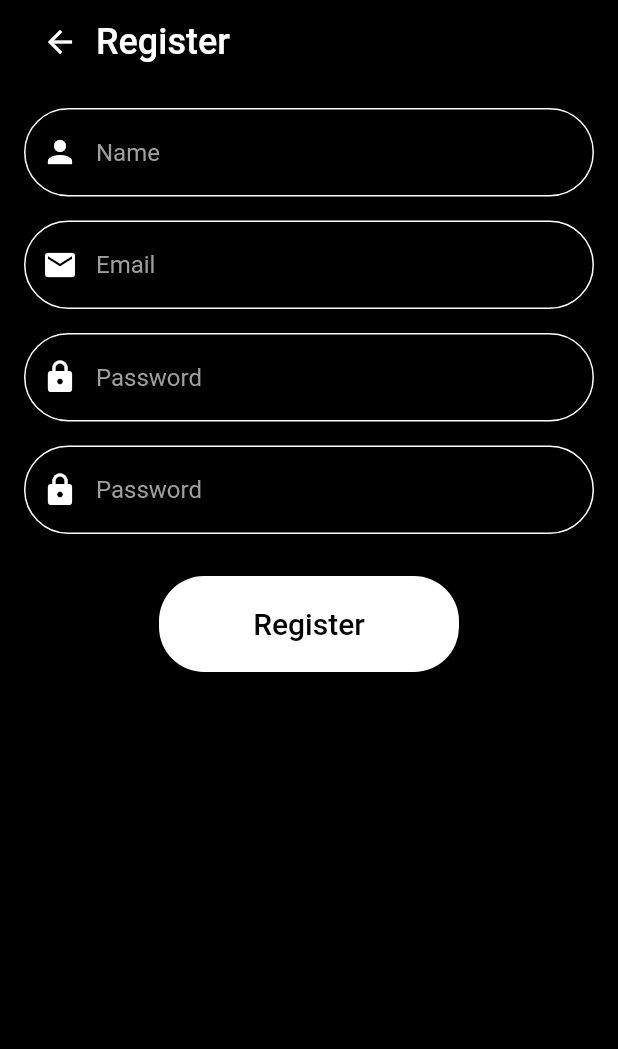
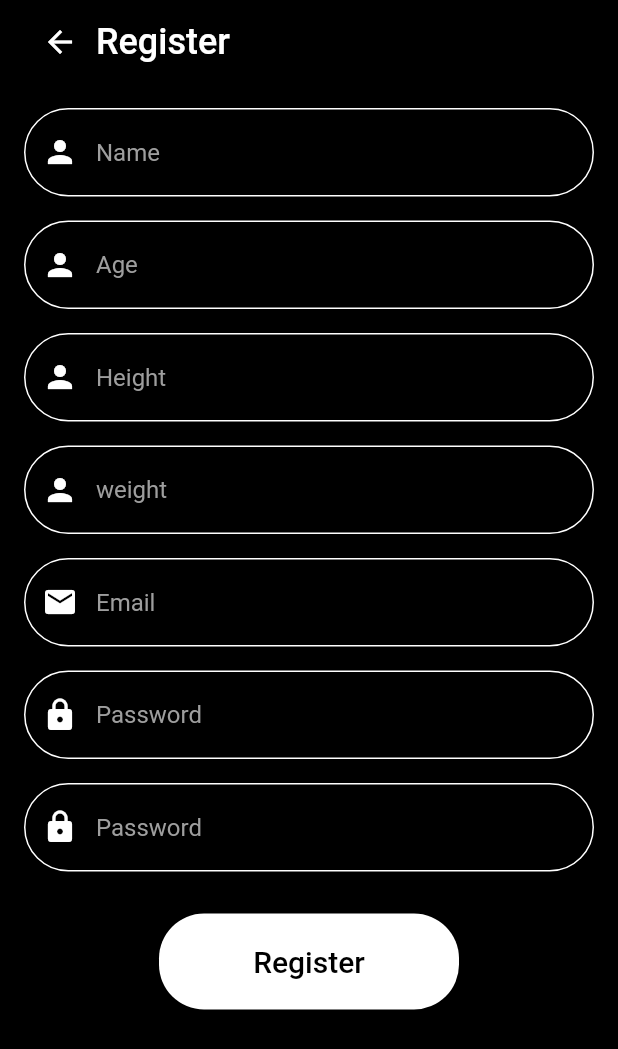
Before and after one commit to mrfrkkan13/calory-tracker, a Flutter app: the screen it shows after launch, after a tap on "Don't you have any accounts yet?", on a phone screen of 412 x 824 dp. Shown: the top 1049 px of the screen. Run offline on Flutter 3.47's test engine with Material 2 defaults, Android fonts, the phone set to English and light mode, and no system bars; our stand-ins replace animated_splash_screen, lottie; network calls fail; project files that could hold a hidden picture were left out.

Commit message:
first commit

```diff
--- a/lib/components/login_components/login_body.dart
+++ b/lib/components/login_components/login_body.dart
@@ -1,6 +1,9 @@
 import 'package:calori_app/components/textfield_component.dart';
+import 'package:calori_app/models/usermodel.dart';
 import 'package:calori_app/views/register/register_page.dart';
 import 'package:flutter/material.dart';
+
+import '../../view_models/services/services.dart';
 
 class LoginBody extends StatefulWidget {
   const LoginBody({Key? key}) : super(key: key);
@@ -11,6 +14,7 @@ class LoginBody extends StatefulWidget {
 
 class _LoginBodyState extends State<LoginBody> {
   TextEditingController _emailController = TextEditingController();
+  TextEditingController _passwordController = TextEditingController();
 
   @override
   Widget build(BuildContext context) {
@@ -43,7 +47,7 @@ class _LoginBodyState extends State<LoginBody> {
                         obsecure: false),
                   ),
                   TextFieldComponent(
-                      textEditingController: _emailController,
+                      textEditingController: _passwordController,
                       hintText: "Password",
                       ico: Icon(Icons.lock),
                       obsecure: true),
@@ -52,7 +56,22 @@ class _LoginBodyState extends State<LoginBody> {
                     child: SizedBox(
                       width: 100,
                       child: ElevatedButton(
-                          onPressed: () {},
+                          onPressed: () {
+
+
+                            UserModel logUser = UserModel(email: _emailController.text, password: _passwordController.text);
+                            Services service = Services();
+
+                            service.signIn(logUser);
+
+
+
+
+
+
+
+
+                          },
                           style: ElevatedButton.styleFrom(
                               backgroundColor: Colors.black),
                           child: Text("Login",
--- a/lib/components/register/register_textform.dart
+++ b/lib/components/register/register_textform.dart
@@ -1,12 +1,15 @@
+import 'dart:developer';
 import 'dart:io';
 
-import 'package:calori_app/services/services.dart';
+import 'package:calori_app/models/usermodel_realtime.dart';
+import 'package:calori_app/view_models/providers/user_provider.dart';
 import 'package:flutter/material.dart';
 import 'package:flutter/src/widgets/framework.dart';
 import 'package:flutter/src/widgets/placeholder.dart';
 import 'package:lottie/lottie.dart';
-
+import 'package:provider/provider.dart';
 import '../../models/usermodel.dart';
+import '../../view_models/services/services.dart';
 
 class RegisterPageTextForm extends StatefulWidget {
   const RegisterPageTextForm({super.key});
@@ -20,6 +23,9 @@ class _RegisterPageTextFormState extends State<RegisterPageTextForm> {
   late TextEditingController usernameController;
   late TextEditingController passwordController;
   late TextEditingController passwordConfirmController;
+  late TextEditingController heightController;
+  late TextEditingController weightController;
+  late TextEditingController ageController;
 
   @override
   void initState() {
@@ -28,6 +34,9 @@ class _RegisterPageTextFormState extends State<RegisterPageTextForm> {
     passwordController = TextEditingController();
     emailController = TextEditingController();
     passwordConfirmController = TextEditingController();
+    heightController = TextEditingController();
+    weightController = TextEditingController();
+    ageController = TextEditingController();
   }
 
   @override
@@ -51,6 +60,18 @@ class _RegisterPageTextFormState extends State<RegisterPageTextForm> {
                 ),
                 Padding(
                   padding: const EdgeInsets.all(8.0),
+                  child: _textfieldAge(ageController),
+                ),
+                Padding(
+                  padding: const EdgeInsets.all(8.0),
+                  child: _textfieldHeight(heightController),
+                ),
+                Padding(
+                  padding: const EdgeInsets.all(8.0),
+                  child: _textfieldWeight(weightController),
+                ),
+                Padding(
+                  padding: const EdgeInsets.all(8.0),
                   child: _textfieldMail(emailController),
                 ),
                 Padding(
@@ -63,16 +84,30 @@ class _RegisterPageTextFormState extends State<RegisterPageTextForm> {
                 ),
                 Padding(
                   padding: const EdgeInsets.all(8.0),
-                  child: _costumRegisterButton(() {
-                    // UserModel newUser = UserModel(
-                        // email: emailController.text,
-                        // name: usernameController.text,
-                       // password: passwordController.text
-                        // );
+                  child: _costumRegisterButton(() async{
 
-                    Services service = Services();
-                    service.postUser(emailController.text, passwordConfirmController.text);
+
+                   await Provider.of<UserProvider>(context,listen: false).postUser(emailController.text, passwordController.text);
+
+
+                   UserModelRT newUserRT = UserModelRT(name:usernameController.text, email: emailController.text, weight: weightController.text, height: heightController.text, age: ageController.text);
+                    Provider.of<UserProvider>(context, listen: false).postUserRT(newUserRT);
+
+
+
+
+
+
+
+
+
+                    //Services service = Services();
+                    //service.postUser(newUser, ageController.text, heightController.text,weightController.text);
+
                   }),
+                ),
+                Padding(
+                  padding: const EdgeInsets.all(8.0),
                 ),
               ],
             ),
@@ -144,6 +179,66 @@ class _RegisterPageTextFormState extends State<RegisterPageTextForm> {
     );
   }
 
+  Widget _textfieldHeight(TextEditingController controller) {
+    return TextField(
+      controller: controller,
+      style: TextStyle(color: Colors.white),
+      decoration: InputDecoration(
+          hintText: "Height",
+          hintStyle: TextStyle(color: Colors.grey),
+          prefixIcon: Icon(Icons.person),
+          prefixIconColor: Colors.white,
+          enabledBorder: OutlineInputBorder(
+            borderSide: BorderSide(color: Colors.white),
+            borderRadius: BorderRadius.circular(30),
+          ),
+          focusedBorder: OutlineInputBorder(
+            borderRadius: BorderRadius.circular(30),
+            borderSide: BorderSide(width: 3, color: Colors.purple),
+          )),
+    );
+  }
+
+  Widget _textfieldWeight(TextEditingController controller) {
+    return TextField(
+      controller: controller,
+      style: TextStyle(color: Colors.white),
+      decoration: InputDecoration(
+          hintText: "weight",
+          hintStyle: TextStyle(color: Colors.grey),
+          prefixIcon: Icon(Icons.person),
+          prefixIconColor: Colors.white,
+          enabledBorder: OutlineInputBorder(
+            borderSide: BorderSide(color: Colors.white),
+            borderRadius: BorderRadius.circular(30),
+          ),
+          focusedBorder: OutlineInputBorder(
+            borderRadius: BorderRadius.circular(30),
+            borderSide: BorderSide(width: 3, color: Colors.purple),
+          )),
+    );
+  }
+
+  Widget _textfieldAge(TextEditingController controller) {
+    return TextField(
+      controller: controller,
+      style: TextStyle(color: Colors.white),
+      decoration: InputDecoration(
+          hintText: "Age",
+          hintStyle: TextStyle(color: Colors.grey),
+          prefixIcon: Icon(Icons.person),
+          prefixIconColor: Colors.white,
+          enabledBorder: OutlineInputBorder(
+            borderSide: BorderSide(color: Colors.white),
+            borderRadius: BorderRadius.circular(30),
+          ),
+          focusedBorder: OutlineInputBorder(
+            borderRadius: BorderRadius.circular(30),
+            borderSide: BorderSide(width: 3, color: Colors.purple),
+          )),
+    );
+  }
+
   Widget _textfieldMail(TextEditingController controller) {
     return TextField(
       controller: controller,
--- a/lib/main.dart
+++ b/lib/main.dart
@@ -1,6 +1,7 @@
 import 'package:calori_app/splash_screen.dart';
+import '/view_models/providers/user_provider.dart';
 import 'package:flutter/material.dart';
-
+import 'package:provider/provider.dart';
 void main() {
   WidgetsFlutterBinding.ensureInitialized();
 
@@ -12,13 +13,18 @@ class MyApp extends StatelessWidget {
 
   @override
   Widget build(BuildContext context) {
-    return MaterialApp(
-      debugShowCheckedModeBanner: false,
-      title: 'Flutter Demo',
-      theme: ThemeData(
-        primarySwatch: Colors.teal,
+    return MultiProvider(
+      providers: [ListenableProvider<UserProvider>(create: (_) => UserProvider()),
+      ],
+
+      child: MaterialApp(
+        debugShowCheckedModeBanner: false,
+        title: 'Flutter Demo',
+        theme: ThemeData(
+          primarySwatch: Colors.teal,
+        ),
+        home: SplashScreen(),
       ),
-      home: SplashScreen(),
     );
   }
 }
--- a/lib/models/usermodel.dart
+++ b/lib/models/usermodel.dart
@@ -2,16 +2,16 @@ class UserModel {
   String? id;
   String? name;
   String? email;
-  //String? password;
+  String? password;
 
-  UserModel({this.id, this.name, required this.email});
+  UserModel({this.id, this.name, required this.email, required this.password});
 
   factory UserModel.fromJson(Map<String, dynamic> json) {
     return UserModel(
         id: json['id'],
         name: json['name'],
         email: json['email'],
-        //password: json['password']
+        password: json['password']
         );
   }
 
@@ -20,7 +20,7 @@ class UserModel {
     data['id'] = this.id;
     data['name'] = this.name;
     data['email'] = this.email;
-    //data['password'] = this.password;
+    data['password'] = this.password;
     return data;
   }
 }
--- /dev/null
+++ b/lib/models/usermodel_realtime.dart
@@ -0,0 +1,34 @@
+class UserModelRT {
+  String? id;
+  String? name;
+  String? email;
+  String? height;
+  String? weight;
+  String? age;
+  //String? password;
+
+  UserModelRT({this.name, required this.email, required this.height, required this.weight, required this.age, this.id});
+
+  factory UserModelRT.fromJson(Map<String, dynamic> json) {
+    return UserModelRT(
+
+      id: json['id'],
+      name: json['name'],
+      email: json['email'],
+      height: json['height'],
+      weight: json['weight'],
+      age: json['age'],
+    );
+  }
+
+  Map<String, dynamic> toJson() {
+    final Map<String, dynamic> data = new Map<String, dynamic>();
+    data['id']=this.id;
+    data['name'] = this.name;
+    data['email'] = this.email;
+    data['height'] = this.height;
+    data['weight'] = this.weight;
+    data['age'] = this.age;
+    return data;
+  }
+}
--- /dev/null
+++ b/lib/view_models/providers/user_provider.dart
@@ -0,0 +1,45 @@
+
+import 'package:calori_app/models/usermodel_realtime.dart';
+import 'package:calori_app/view_models/services/services.dart';
+import 'package:flutter/material.dart';
+
+import '../../models/usermodel.dart';
+
+class UserProvider with ChangeNotifier{
+  UserModel _userModel = UserModel(email: "email", password: "password");
+  UserModelRT _userModelRt = UserModelRT(name: "name" , email: "email", height: "height", weight: "weight", age: "age");
+
+  UserModel get getUser => _userModel;
+  UserModelRT get getUserRt => _userModelRt;
+
+  var services = Services();
+  static bool statusCheck = false;
+
+
+
+  void setUser(UserModel user){
+    _userModel = user;
+    notifyListeners();
+  }
+
+  void setUserRt(UserModelRT userrt){
+    _userModelRt = userrt;
+    notifyListeners();
+  }
+
+  Future<void> postUser(String email, password) async{
+    UserModel? u =await services.postUser(email, password);
+    setUser(u!);
+    statusCheck = true;
+
+  }
+
+  Future<void> postUserRT(UserModelRT usermodelrt) async {
+        if(statusCheck == true)
+          {
+            UserModelRT? uRT = await services.postUserInfo(usermodelrt);
+            setUserRt(uRT!);
+          }
+  }
+
+}
--- a/pubspec.yaml
+++ b/pubspec.yaml
@@ -40,6 +40,7 @@ dependencies:
   animated_splash_screen: ^1.3.0
   lottie: ^2.3.0
   http: ^0.13.5
+  provider: ^6.0.5
 
 
 
```
Also changed, not shown: lib/services/services.dart (deleted, +0 -57 lines), lib/view_models/services/services.dart (added, +93 -0 lines), pubspec.lock.
